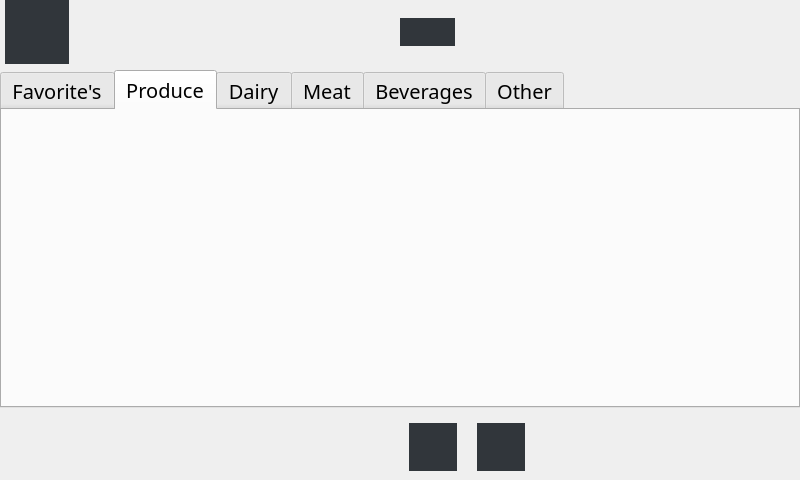
First picture: the form in favoriteWindow.ui, repository addisonElliott/SmartShopTouchScreen, before the edit.
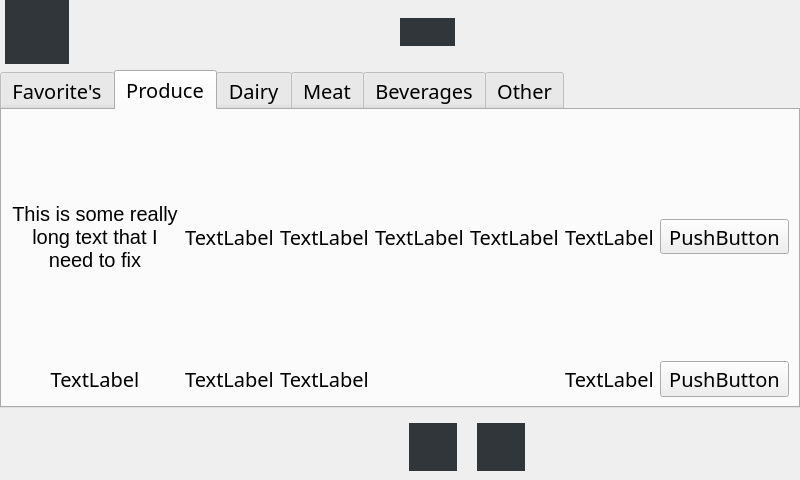
Second picture: the form after the edit. The open tabs and pages were chosen to show the change. Icons and pictures are not drawn.

Commit message: Made changes to favorite window.

What changed in the file:
```diff
--- a/favoriteWindow.ui
+++ b/favoriteWindow.ui
@@ -208,6 +208,152 @@
        <attribute name="title">
         <string>Produce</string>
        </attribute>
+       <layout class="QGridLayout" name="gridLayout_2">
+        <item row="1" column="1">
+         <widget class="QLabel" name="label_5">
+          <property name="text">
+           <string>TextLabel</string>
+          </property>
+          <property name="alignment">
+           <set>Qt::AlignCenter</set>
+          </property>
+          <property name="wordWrap">
+           <bool>true</bool>
+          </property>
+         </widget>
+        </item>
+        <item row="1" column="5">
+         <widget class="QLabel" name="label_8">
+          <property name="text">
+           <string>TextLabel</string>
+          </property>
+          <property name="alignment">
+           <set>Qt::AlignCenter</set>
+          </property>
+          <property name="wordWrap">
+           <bool>true</bool>
+          </property>
+         </widget>
+        </item>
+        <item row="0" column="2">
+         <widget class="QLabel" name="label">
+          <property name="text">
+           <string>TextLabel</string>
+          </property>
+          <property name="alignment">
+           <set>Qt::AlignCenter</set>
+          </property>
+          <property name="wordWrap">
+           <bool>true</bool>
+          </property>
+         </widget>
+        </item>
+        <item row="1" column="0">
+         <widget class="QLabel" name="label_3">
+          <property name="text">
+           <string>TextLabel</string>
+          </property>
+          <property name="alignment">
+           <set>Qt::AlignCenter</set>
+          </property>
+          <property name="wordWrap">
+           <bool>true</bool>
+          </property>
+         </widget>
+        </item>
+        <item row="0" column="1">
+         <widget class="QLabel" name="label_2">
+          <property name="text">
+           <string>TextLabel</string>
+          </property>
+          <property name="alignment">
+           <set>Qt::AlignCenter</set>
+          </property>
+          <property name="wordWrap">
+           <bool>true</bool>
+          </property>
+         </widget>
+        </item>
+        <item row="0" column="0">
+         <widget class="QLabel" name="label_4">
+          <property name="sizePolicy">
+           <sizepolicy hsizetype="Expanding" vsizetype="Expanding">
+            <horstretch>0</horstretch>
+            <verstretch>0</verstretch>
+           </sizepolicy>
+          </property>
+          <property name="font">
+           <font>
+            <family>MS Shell Dlg 2</family>
+            <pointsize>15</pointsize>
+           </font>
+          </property>
+          <property name="text">
+           <string>This is some really long text that I need to fix</string>
+          </property>
+          <property name="alignment">
+           <set>Qt::AlignCenter</set>
+          </property>
+          <property name="wordWrap">
+           <bool>true</bool>
+          </property>
+         </widget>
+        </item>
+        <item row="0" column="5">
+         <widget class="QLabel" name="label_7">
+          <property name="text">
+           <string>TextLabel</string>
+          </property>
+          <property name="alignment">
+           <set>Qt::AlignCenter</set>
+          </property>
+          <property name="wordWrap">
+           <bool>true</bool>
+          </property>
+         </widget>
+        </item>
+        <item row="1" column="2">
+         <widget class="QLabel" name="label_6">
+          <property name="text">
+           <string>TextLabel</string>
+          </property>
+          <property name="alignment">
+           <set>Qt::AlignCenter</set>
+          </property>
+          <property name="wordWrap">
+           <bool>true</bool>
+          </property>
+         </widget>
+        </item>
+        <item row="0" column="6">
+         <widget class="QToolButton" name="toolButton_8">
+          <property name="text">
+           <string>PushButton</string>
+          </property>
+         </widget>
+        </item>
+        <item row="1" column="6">
+         <widget class="QPushButton" name="pushButton_13">
+          <property name="text">
+           <string>PushButton</string>
+          </property>
+         </widget>
+        </item>
+        <item row="0" column="3">
+         <widget class="QLabel" name="label_9">
+          <property name="text">
+           <string>TextLabel</string>
+          </property>
+         </widget>
+        </item>
+        <item row="0" column="4">
+         <widget class="QLabel" name="label_10">
+          <property name="text">
+           <string>TextLabel</string>
+          </property>
+         </widget>
+        </item>
+       </layout>
       </widget>
       <widget class="QWidget" name="tabWidgetPage3">
        <attribute name="title">
```
Left out of the diff: 349 changed lines with no effect on the pictures. The commit also changes 2 other files.
